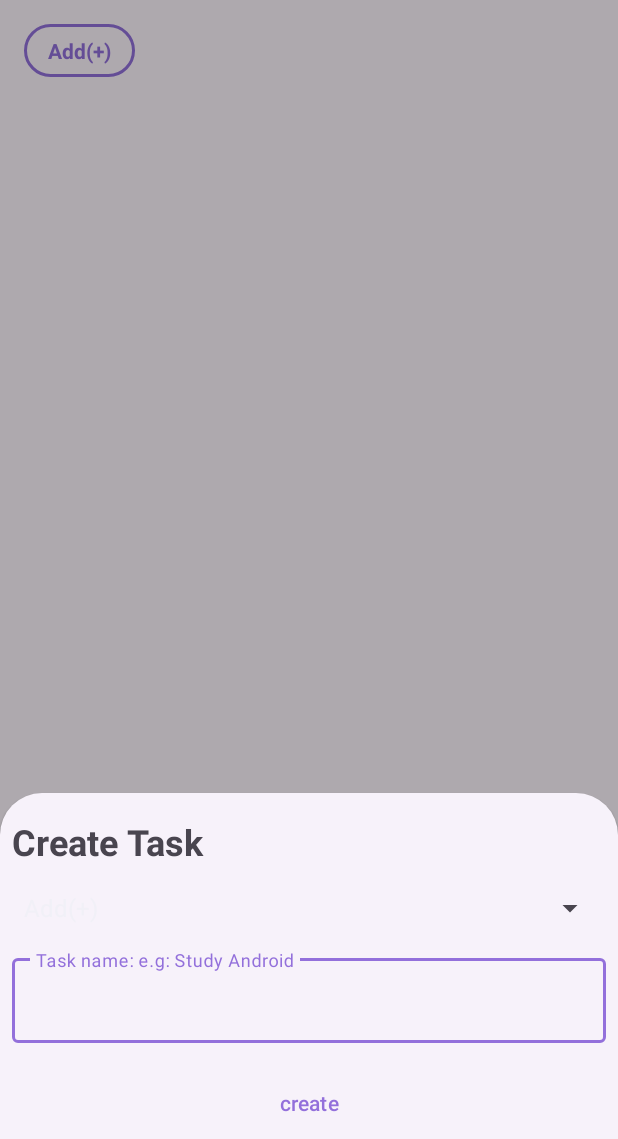
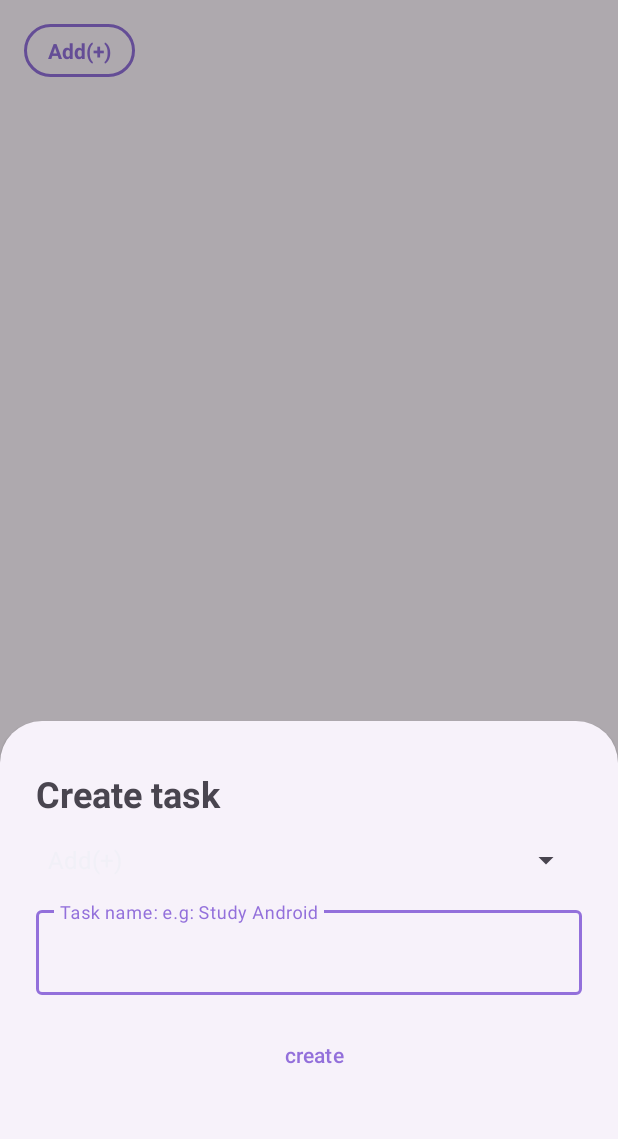
Before and after one commit to Wpompeo/Task_Beat_, an Android app: the screen it shows after launch (MainActivity), after a tap on an icon or button, on a phone screen of 412 x 824 dp, the part 97-1236 px from its top. Run offline under Robolectric (Android 15) with nearby library versions, the phone set to English and light mode, and no system bars; our stand-ins replace Room's generated code.

Commit message:
Commit three.
Development and adjustments to the files:
CategoryDao.kt
CategoryListAdapter.kt
create_category_bottom_sheet.xml
create_or_update_task_bottom_sheet.xml
CreateOrUpdateTaskBottomSheet
item_task.xml
MainActivity.kt
strings.xml
TaskDao.kt
TaskListAdapter.kt
TaskUiData.kt

```diff
--- a/app/src/main/java/com/devspace/taskbeats/CategoryDao.kt
+++ b/app/src/main/java/com/devspace/taskbeats/CategoryDao.kt
@@ -1,6 +1,7 @@
 package com.devspace.taskbeats
 
 import androidx.room.Dao
+import androidx.room.Delete
 import androidx.room.Insert
 import androidx.room.OnConflictStrategy
 import androidx.room.Query
@@ -16,4 +17,7 @@ interface CategoryDao {
 
     @Insert(onConflict = OnConflictStrategy.REPLACE)
     fun insert(categoryEntity:CategoryEntity)
+
+    @Delete
+    fun delete(categoryEntity: CategoryEntity)
 }
--- a/app/src/main/java/com/devspace/taskbeats/CategoryListAdapter.kt
+++ b/app/src/main/java/com/devspace/taskbeats/CategoryListAdapter.kt
@@ -2,6 +2,7 @@ package com.devspace.taskbeats
 
 import android.view.LayoutInflater
 import android.view.View
+import android.view.View.OnLongClickListener
 import android.view.ViewGroup
 import android.widget.TextView
 import androidx.recyclerview.widget.DiffUtil
@@ -12,9 +13,14 @@ class CategoryListAdapter :
     ListAdapter<CategoryUiData, CategoryListAdapter.CategoryViewHolder>(CategoryListAdapter) {
 
     private lateinit var onClick: (CategoryUiData) -> Unit
+    private lateinit var onLongClick: (CategoryUiData) -> Unit
 
     fun setOnClickListener(onClick: (CategoryUiData) -> Unit) {
         this.onClick = onClick
+    }
+
+    fun setOnLongClickListener(onLongClick: (CategoryUiData) -> Unit){
+        this.onLongClick = onLongClick
     }
 
     override fun onCreateViewHolder(parent: ViewGroup, viewType: Int): CategoryViewHolder {
@@ -25,18 +31,26 @@ class CategoryListAdapter :
 
     override fun onBindViewHolder(holder: CategoryViewHolder, position: Int) {
         val category = getItem(position)
-        holder.bind(category, onClick)
+        holder.bind(category, onClick, onLongClick)
     }
 
     class CategoryViewHolder(private val view: View) : RecyclerView.ViewHolder(view) {
         private val tvCategory = view.findViewById<TextView>(R.id.tv_category)
 
-        fun bind(category: CategoryUiData, onClick: (CategoryUiData) -> Unit) {
+        fun bind(category: CategoryUiData,
+                 onClick: (CategoryUiData) -> Unit,
+                 onLongClickListener: (CategoryUiData) -> Unit,
+                 ) {
             tvCategory.text = category.name
             tvCategory.isSelected = category.isSelected
 
             view.setOnClickListener {
                 onClick.invoke(category)
+            }
+
+            view.setOnLongClickListener {
+                onLongClickListener.invoke(category)
+                true
             }
         }
     }
--- /dev/null
+++ b/app/src/main/java/com/devspace/taskbeats/CreateOrUpdateTaskBottomSheet.kt
@@ -0,0 +1,117 @@
+package com.devspace.taskbeats
+
+import android.os.Bundle
+import android.util.Log
+import android.view.LayoutInflater
+import android.view.View
+import android.view.ViewGroup
+import android.widget.AdapterView
+import android.widget.ArrayAdapter
+import android.widget.Button
+import android.widget.Spinner
+import android.widget.TextView
+import androidx.core.view.isVisible
+import com.google.android.material.bottomsheet.BottomSheetDialogFragment
+import com.google.android.material.snackbar.Snackbar
+import com.google.android.material.textfield.TextInputEditText
+
+class CreateOrUpdateTaskBottomSheet(
+    private val categoryList: List<CategoryUiData>,
+    private val task: TaskUiData? = null,
+    private val onCreateClicked: (TaskUiData) -> Unit,
+    private val onUpdateClicked: (TaskUiData) -> Unit,
+    private val onDeleteClicked: (TaskUiData) -> Unit,
+) : BottomSheetDialogFragment() {
+
+    override fun onCreateView(
+        inflater: LayoutInflater,
+        container: ViewGroup?,
+        savedInstanceState: Bundle?
+    ): View? {
+        val view = inflater.inflate(R.layout.create_or_update_task_bottom_sheet, container, false)
+        val tvTitle = view.findViewById<TextView>(R.id.tv_title)
+        val btnCreateOrUpdate = view.findViewById<Button>(R.id.btn_task_create_or_update)
+        val btnDelete = view.findViewById<Button>(R.id.btn_task_delete)
+        val tieTaskName = view.findViewById<TextInputEditText>(R.id.tie_task_name)
+        val spinner: Spinner = view.findViewById(R.id.category_list)
+        var taskCategory: String? = null
+        val categoryStr: List<String> = categoryList.map { it.name }
+
+        ArrayAdapter(
+            requireActivity().baseContext,
+            android.R.layout.simple_spinner_item,
+            categoryStr.toList()
+        ).also { adapter ->
+            adapter.setDropDownViewResource(android.R.layout.simple_spinner_dropdown_item)
+            spinner.adapter = adapter
+        }
+
+        spinner.onItemSelectedListener = object : AdapterView.OnItemSelectedListener {
+            override fun onItemSelected(
+                parent: AdapterView<*>?,
+                view: View?,
+                position: Int,
+                id: Long
+            ) {
+                taskCategory = categoryStr[position]
+            }
+
+            override fun onNothingSelected(parent: AdapterView<*>?) {
+            }
+        }
+
+        if (task == null) {
+            btnDelete.isVisible = false
+            tvTitle.setText(R.string.create_task_tittle)
+            btnCreateOrUpdate.setText(R.string.create)
+        } else {
+            tvTitle.setText(R.string.update_task_title)
+            btnCreateOrUpdate.setText(R.string.update)
+            tieTaskName.setText(task.name)
+            btnDelete.isVisible = true
+
+            val currentCategory = categoryList.first { it.name == task.category }
+            val index = categoryList.indexOf(currentCategory)
+            spinner.setSelection(index)
+        }
+
+        btnDelete.setOnClickListener {
+            if (task != null) {
+                onDeleteClicked.invoke(task)
+                dismiss()
+            } else {
+                Log.d("CreateOrUpdateTaskBottomSheet", "Task not found")
+            }
+
+        }
+        btnCreateOrUpdate.setOnClickListener {
+            val name = tieTaskName.text.toString().trim()
+
+            if (taskCategory != null && name.isNotEmpty()) {
+
+                if (task == null) {
+                    onCreateClicked.invoke(
+                        TaskUiData(
+                            id = 0,
+                            name = name,
+                            category = requireNotNull(taskCategory)
+                        )
+                    )
+                } else {
+                    onUpdateClicked.invoke(
+                        TaskUiData(
+                            id = task.id,
+                            name = name,
+                            category = requireNotNull(taskCategory)
+                        )
+                    )
+                }
+                dismiss()
+            } else {
+                Snackbar.make(btnCreateOrUpdate, "Please select a category", Snackbar.LENGTH_LONG)
+                    .show()
+            }
+        }
+        return view
+    }
+}
--- a/app/src/main/java/com/devspace/taskbeats/CreateTaskBottomSheet.kt
+++ /dev/null
@@ -1,89 +0,0 @@
-package com.devspace.taskbeats
-
-import android.os.Bundle
-import android.view.LayoutInflater
-import android.view.View
-import android.view.ViewGroup
-import android.view.ViewParent
-import android.widget.AdapterView
-import android.widget.ArrayAdapter
-import android.widget.Button
-import android.widget.Spinner
-import com.google.android.material.bottomsheet.BottomSheetDialogFragment
-import com.google.android.material.snackbar.Snackbar
-import com.google.android.material.textfield.TextInputEditText
-
-class CreateTaskBottomSheet(
-    private val categoryList: List<CategoryUiData>,
-    private val onCreateClicked: (TaskUiData) -> Unit
-) : BottomSheetDialogFragment() {
-
-    override fun onCreateView(
-        inflater: LayoutInflater,
-        container: ViewGroup?,
-        savedInstanceState: Bundle?
-    ): View? {
-        val view = inflater.inflate(R.layout.create_task_bottom_sheet, container, false)
-        val btnCreate = view.findViewById<Button>(R.id.btn_task_create)
-        val tieTaskName = view.findViewById<TextInputEditText>(R.id.tie_task_name)
-
-        var taskCategory: String? = null
-
-        btnCreate.setOnClickListener {
-            val name = tieTaskName.text.toString()
-            if (taskCategory != null) {
-                onCreateClicked.invoke(
-                    TaskUiData(
-                        name = name,
-                        category = requireNotNull(taskCategory)
-                    )
-                )
-                dismiss()
-            } else {
-                Snackbar.make(btnCreate, "Please select a category", Snackbar.LENGTH_LONG).show()
-            }
-
-        }
-
-        val categoryStr: List<String> = categoryList.map { it.name }
-
-        val spinner: Spinner = view.findViewById(R.id.category_list)
-        ArrayAdapter(
-            requireActivity().baseContext,
-            android.R.layout.simple_spinner_item,
-            categoryStr.toList()
-        ).also { adapter ->
-            adapter.setDropDownViewResource(android.R.layout.simple_spinner_dropdown_item)
-            spinner.adapter = adapter
-        }
-
-        spinner.onItemSelectedListener = object : AdapterView.OnItemSelectedListener {
-            override fun onItemSelected(
-                parent: AdapterView<*>?,
-                view: View?,
-                position: Int,
-                id: Long
-            ) {
-                taskCategory = categoryStr[position]
-            }
-
-            override fun onNothingSelected(parent: AdapterView<*>?) {
-
-            }
-
-        }
-
-//        spinner.onItemSelectedListener = object : AdapterView.OnItemSelectedListener {
-//            override fun onItemSelected(
-//                parent: AdapterView<*>?,
-//                view: View?,
-//                position: Int,
-//                id: Long
-//            ) {
-//                taskCategory = categoryStr[position]
-//            }
-//
-//        }
-        return view
-    }
-}
--- a/app/src/main/java/com/devspace/taskbeats/MainActivity.kt
+++ b/app/src/main/java/com/devspace/taskbeats/MainActivity.kt
@@ -2,11 +2,9 @@ package com.devspace.taskbeats
 
 import androidx.appcompat.app.AppCompatActivity
 import android.os.Bundle
-import android.provider.Settings.Global
 import androidx.recyclerview.widget.RecyclerView
 import androidx.room.Room
 import com.google.android.material.floatingactionbutton.FloatingActionButton
-import com.google.android.material.snackbar.Snackbar
 import kotlinx.coroutines.Dispatchers
 import kotlinx.coroutines.GlobalScope
 import kotlinx.coroutines.launch
@@ -17,7 +15,9 @@ class MainActivity : AppCompatActivity() {
     private var tasks = listOf<TaskUiData>()
 
     private val categoryAdapter = CategoryListAdapter()
-    private val taskAdapter = TaskListAdapter()
+    private val taskAdapter by lazy {
+        TaskListAdapter()
+    }
 
     private val db by lazy {
         Room.databaseBuilder(
@@ -38,27 +38,25 @@ class MainActivity : AppCompatActivity() {
         super.onCreate(savedInstanceState)
         setContentView(R.layout.activity_main)
 
-
         val rvCategory = findViewById<RecyclerView>(R.id.rv_categories)
         val rvTask = findViewById<RecyclerView>(R.id.rv_tasks)
         val fabCreateTask = findViewById<FloatingActionButton>(R.id.fab_create_task)
 
         fabCreateTask.setOnClickListener {
-            val createTaskBottomSheet = CreateTaskBottomSheet(
-                categories
-            ) { taskToBeCreated ->
-                val taskEntityToBeInsert = TaskEntity(
-                    name = taskToBeCreated.name,
-                    category = taskToBeCreated.category
-                )
-                insertTask(taskEntityToBeInsert)
-            }
-            createTaskBottomSheet.show(
-                supportFragmentManager,
-                "createdTaskBottomSheet"
+            showCreateUpdateTaskBottomSheet()
+        }
+        taskAdapter.setOnClickListener { task ->
+            showCreateUpdateTaskBottomSheet(task)
+        }
+        //DeleteCategory
+        categoryAdapter.setOnLongClickListener { categoryToBeDeleted ->
+            val categoryEntityToBeDeleted = CategoryEntity(
+                categoryToBeDeleted.name,
+                categoryToBeDeleted.isSelected
             )
+            deleteCategory(categoryEntityToBeDeleted)
         }
-
+        //SelectedCategory
         categoryAdapter.setOnClickListener { selected ->
             if (selected.name == "Add(+)") {
                 val createCategoryBottomSheet = CreateCategoryBottomSheet { categoryName ->
@@ -95,10 +93,13 @@ class MainActivity : AppCompatActivity() {
             getCategoriesFromDataBase()
         }
         rvTask.adapter = taskAdapter
+
         GlobalScope.launch(Dispatchers.IO) {
             getTasksFromDataBase()
         }
     }
+
+
 
     private fun getCategoriesFromDataBase() {
         val categoriesFromDb: List<CategoryEntity> = categoryDao.getAll()
@@ -125,8 +126,9 @@ class MainActivity : AppCompatActivity() {
 
     private fun getTasksFromDataBase() {
         val tasksFromDb: List<TaskEntity> = taskDao.getAll()
-        val tasksUiData = tasksFromDb.map {
+        val tasksUiData: List<TaskUiData> = tasksFromDb.map {
             TaskUiData(
+                id = it.id,
                 name = it.name,
                 category = it.category
             )
@@ -151,4 +153,59 @@ class MainActivity : AppCompatActivity() {
             getTasksFromDataBase()
         }
     }
+
+    private fun updateTask(taskEntity: TaskEntity) {
+        GlobalScope.launch(Dispatchers.IO) {
+            taskDao.update(taskEntity)
+            getTasksFromDataBase()
+        }
+    }
+
+    private fun deleteTask(taskEntity: TaskEntity) {
+        GlobalScope.launch(Dispatchers.IO) {
+            taskDao.delete(taskEntity)
+            getTasksFromDataBase()
+        }
+    }
+
+    private fun deleteCategory(categoryEntity: CategoryEntity) {
+        GlobalScope.launch(Dispatchers.IO) {
+            categoryDao.delete(categoryEntity)
+            getCategoriesFromDataBase()
+        }
+    }
+
+    private fun showCreateUpdateTaskBottomSheet(taskUiData: TaskUiData? = null) {
+        val createTaskBottomSheet = CreateOrUpdateTaskBottomSheet(
+            task = taskUiData,
+            categoryList = categories,
+            onCreateClicked = { taskToBeCreated ->
+                val taskEntityToBeInsert = TaskEntity(
+                    name = taskToBeCreated.name,
+                    category = taskToBeCreated.category
+                )
+                insertTask(taskEntityToBeInsert)
+            },
+            onUpdateClicked = { taskToBeUpdate ->
+                val taskEntityToBeUpdate = TaskEntity(
+                    id = taskToBeUpdate.id,
+                    name = taskToBeUpdate.name,
+                    category = taskToBeUpdate.category
+                )
+                updateTask(taskEntityToBeUpdate)
+            },
+            onDeleteClicked = { taskToBeDeleted ->
+                val taskEntityToBeDeleted = TaskEntity(
+                    id = taskToBeDeleted.id,
+                    name = taskToBeDeleted.name,
+                    category = taskToBeDeleted.category
+                )
+                deleteTask(taskEntityToBeDeleted)
+            }
+        )
+        createTaskBottomSheet.show(
+            supportFragmentManager,
+            "createdTaskBottomSheet"
+        )
+    }
 }
--- a/app/src/main/java/com/devspace/taskbeats/TaskDao.kt
+++ b/app/src/main/java/com/devspace/taskbeats/TaskDao.kt
@@ -1,12 +1,14 @@
 package com.devspace.taskbeats
 
 import androidx.room.Dao
+import androidx.room.Delete
 import androidx.room.Insert
 import androidx.room.OnConflictStrategy
 import androidx.room.Query
+import androidx.room.Update
 
 @Dao
-interface TaskDao{
+interface TaskDao {
 
 
     @Query("Select * From taskentity")
@@ -17,4 +19,10 @@ interface TaskDao{
 
     @Insert(onConflict = OnConflictStrategy.REPLACE)
     fun insert(taskEntity: TaskEntity)
+
+    @Update
+    fun update(taskEntity: TaskEntity)
+
+    @Delete
+    fun delete(taskEntity: TaskEntity)
 }
--- a/app/src/main/java/com/devspace/taskbeats/TaskListAdapter.kt
+++ b/app/src/main/java/com/devspace/taskbeats/TaskListAdapter.kt
@@ -1,6 +1,7 @@
 package com.devspace.taskbeats
 
 import android.view.LayoutInflater
+import android.view.ScrollCaptureCallback
 import android.view.View
 import android.view.ViewGroup
 import android.widget.TextView
@@ -11,6 +12,11 @@ import androidx.recyclerview.widget.RecyclerView
 class TaskListAdapter :
     ListAdapter<TaskUiData, TaskListAdapter.TaskViewHolder>(TaskListAdapter) {
 
+        private lateinit var callback: (TaskUiData) -> Unit
+        fun setOnClickListener( onClick: (TaskUiData) -> Unit ){
+            callback = onClick
+        }
+
     override fun onCreateViewHolder(parent: ViewGroup, viewType: Int): TaskViewHolder {
         val view =
             LayoutInflater.from(parent.context).inflate(R.layout.item_task, parent, false)
@@ -19,16 +25,20 @@ class TaskListAdapter :
 
     override fun onBindViewHolder(holder: TaskViewHolder, position: Int) {
         val category = getItem(position)
-        holder.bind(category)
+        holder.bind(category, callback)
     }
 
-    class TaskViewHolder(view: View) : RecyclerView.ViewHolder(view) {
+    class TaskViewHolder(private val view: View) : RecyclerView.ViewHolder(view) {
         private val tvCategory = view.findViewById<TextView>(R.id.tv_category_name)
         private val tvTask = view.findViewById<TextView>(R.id.tv_task_name)
 
-        fun bind(task: TaskUiData) {
+        fun bind(task: TaskUiData, callback: (TaskUiData) -> Unit) {
             tvCategory.text = task.category
             tvTask.text = task.name
+
+            view.setOnClickListener {
+                callback.invoke(task)
+            }
         }
     }
 
--- a/app/src/main/java/com/devspace/taskbeats/TaskUiData.kt
+++ b/app/src/main/java/com/devspace/taskbeats/TaskUiData.kt
@@ -1,6 +1,7 @@
 package com.devspace.taskbeats
 
 data class TaskUiData(
+    val id: Long,
     val name: String,
     val category: String
 )
--- a/app/src/main/res/layout/create_category_bottom_sheet.xml
+++ b/app/src/main/res/layout/create_category_bottom_sheet.xml
@@ -2,7 +2,8 @@
 <LinearLayout xmlns:android="http://schemas.android.com/apk/res/android"
     android:layout_width="match_parent"
     android:layout_height="wrap_content"
-    android:orientation="vertical">
+    android:orientation="vertical"
+    android:padding="16dp">
 
     <TextView
         android:id="@+id/tv_title"
--- a/app/src/main/res/layout/create_task_bottom_sheet.xml
+++ b/app/src/main/res/layout/create_or_update_task_bottom_sheet.xml
@@ -1,51 +1,70 @@
 <?xml version="1.0" encoding="utf-8"?>
 <LinearLayout xmlns:android="http://schemas.android.com/apk/res/android"
     android:layout_width="match_parent"
-    android:orientation="vertical"
-    android:layout_height="match_parent">
+    android:layout_height="match_parent"
+    android:padding="16dp"
+    android:orientation="vertical">
 
     <TextView
         android:id="@+id/tv_title"
         android:layout_width="match_parent"
         android:layout_height="wrap_content"
         android:layout_marginStart="8dp"
+        android:layout_marginTop="16dp"
         android:layout_marginEnd="8dp"
-        android:layout_marginTop="16dp"
-        android:text="Create Task"
+        android:text="@string/create_task_tittle"
         android:textSize="24sp"
-        android:textStyle="bold"/>
+        android:textStyle="bold" />
 
     <Spinner
         android:id="@+id/category_list"
         android:layout_width="match_parent"
         android:layout_height="wrap_content"
         android:layout_marginStart="8dp"
-        android:layout_marginEnd="8dp"
-        android:layout_marginTop="16dp"/>
+        android:layout_marginTop="16dp"
+        android:layout_marginEnd="8dp" />
 
     <com.google.android.material.textfield.TextInputLayout
         android:layout_width="match_parent"
         android:layout_height="wrap_content"
         android:layout_marginStart="8dp"
-        android:layout_marginEnd="8dp"
-        android:layout_marginTop="16dp">
+        android:layout_marginTop="16dp"
+        android:layout_marginEnd="8dp">
 
         <com.google.android.material.textfield.TextInputEditText
             android:id="@+id/tie_task_name"
             android:layout_width="match_parent"
             android:layout_height="wrap_content"
             android:hint="Task name: e.g: Study Android"
-            android:minHeight="48dp"/>
+            android:minHeight="48dp" />
 
     </com.google.android.material.textfield.TextInputLayout>
 
-    <Button
-        android:id="@+id/btn_task_create"
+    <LinearLayout
+        android:orientation="horizontal"
         android:layout_width="match_parent"
         android:layout_height="wrap_content"
-        android:layout_marginStart="8dp"
-        android:layout_marginEnd="8dp"
-        android:layout_marginTop="16dp"
-        android:text="create"/>
+        android:padding="16dp"
+        android:gravity="center"
+        android:weightSum="2">
+
+        <Button
+            android:id="@+id/btn_task_delete"
+            android:layout_marginEnd="8dp"
+            android:layout_weight="1"
+            android:layout_width="wrap_content"
+            android:layout_height="wrap_content"
+            android:text="@string/delete"/>
+
+
+        <Button
+            android:id="@+id/btn_task_create_or_update"
+            android:layout_marginStart="8dp"
+            android:layout_width="wrap_content"
+            android:layout_height="wrap_content"
+            android:layout_weight="1"
+            android:text="@string/create" />
+
+    </LinearLayout>
 
 </LinearLayout>
--- a/app/src/main/res/layout/item_task.xml
+++ b/app/src/main/res/layout/item_task.xml
@@ -4,13 +4,12 @@
     xmlns:tools="http://schemas.android.com/tools"
     android:layout_width="match_parent"
     android:padding="2dp"
+    android:id="@+id/root"
     android:layout_height="wrap_content">
 
     <androidx.cardview.widget.CardView
         android:layout_width="match_parent"
         android:layout_height="wrap_content"
-        android:clickable="true"
-        android:focusable="true"
         android:foreground="?android:selectableItemBackground"
         app:layout_constraintBottom_toBottomOf="parent"
         app:layout_constraintEnd_toEndOf="parent"
--- a/app/src/main/res/values/strings.xml
+++ b/app/src/main/res/values/strings.xml
@@ -1,4 +1,11 @@
 <resources>
     <string name="app_name">TaskBeats</string>
     <string name="home_title">Task Beat</string>
+    <string name="create_task_tittle">Create task</string>
+    <string name="create">create</string>
+    <string name="update_task_title">Update task</string>
+    <string name="update">update</string>
+    <string name="delete">delete</string>
+    <string name="category_delete_title">Warning</string>
+    <string name="category_delete_description">By deleting a category you delete all tasks with this category, are you sure?</string>
 </resources>
```
